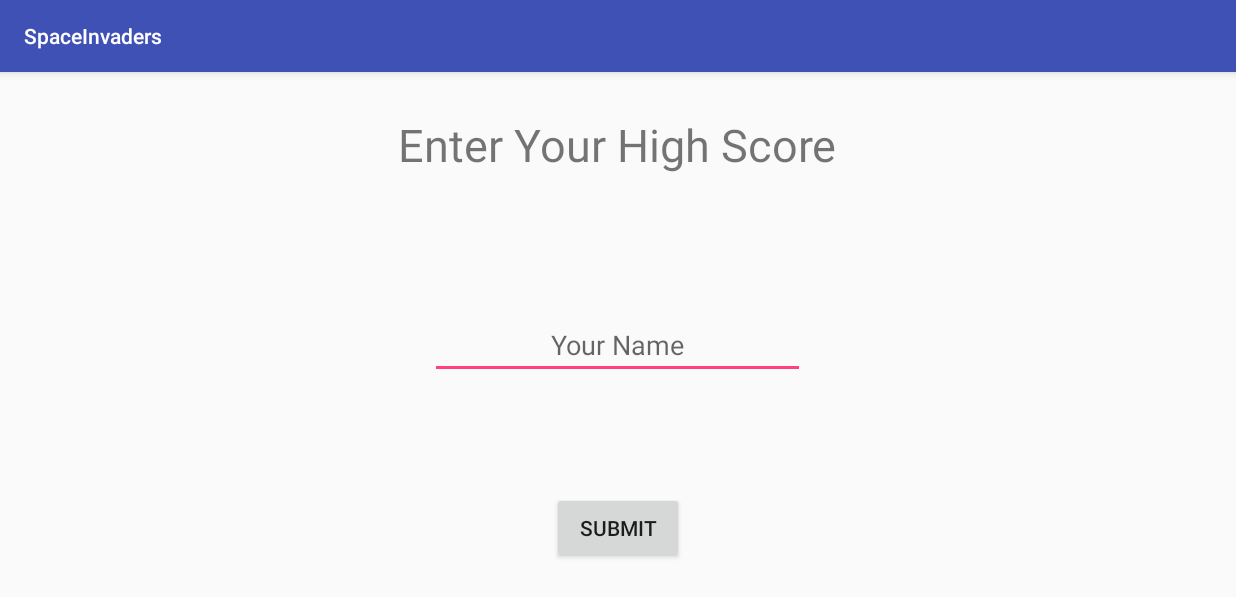
After one commit to ScottMcintire90/SpaceInvaders-Android, an Android app: the ScoreActivity screen opened directly, with no data from a screen before it, on a phone screen of 824 x 412 dp (held sideways). The commit adds this screen. Shown: the top 597 px of the screen. Run offline under Robolectric (Android 15) with nearby library versions, the phone set to English and light mode, and no system bars; our stand-ins replace ButterKnife; libraries missing offline, so code that uses them is left out: com.firebase.client; 2 statements that could not run were skipped.

Commit message:
add score to firebase

```diff
--- a/app/src/main/java/com/example/guest/spaceinvaders/MainActivity.java
+++ b/app/src/main/java/com/example/guest/spaceinvaders/MainActivity.java
@@ -11,8 +11,7 @@ import butterknife.ButterKnife;
 
 public class MainActivity extends AppCompatActivity implements View.OnClickListener {
 
-    @Bind(R.id.aboutButton)
-    Button mAboutButton;
+    @Bind(R.id.aboutButton) Button mAboutButton;
     @Bind(R.id.leaderBoardButton) Button mLeaderBoardButton;
     @Bind(R.id.newGameButton) Button mNewGameButton;
 
--- /dev/null
+++ b/app/src/main/java/com/example/guest/spaceinvaders/ScoreActivity.java
@@ -0,0 +1,53 @@
+package com.example.guest.spaceinvaders;
+
+import android.content.Intent;
+import android.support.annotation.NonNull;
+import android.support.v7.app.AppCompatActivity;
+import android.os.Bundle;
+import android.util.Log;
+import android.view.View;
+import android.widget.Button;
+import android.widget.EditText;
+import android.widget.Toast;
+
+import com.firebase.client.Firebase;
+
+
+import butterknife.Bind;
+import butterknife.ButterKnife;
+
+public class ScoreActivity extends AppCompatActivity implements View.OnClickListener {
+    private String score;
+    private String mUserName;
+    @Bind(R.id.scoreSubmit) Button mScoreSubmit;
+    @Bind(R.id.userName) EditText userName;
+    private Firebase ref;
+
+    @Override
+    protected void onCreate(Bundle savedInstanceState) {
+        super.onCreate(savedInstanceState);
+        setContentView(R.layout.activity_score);
+        Firebase.setAndroidContext(this);
+
+        ButterKnife.bind(this);
+
+        Intent intent = getIntent();
+        score = intent.getStringExtra("score");
+        ref = new Firebase("https://pokemon-spaceinvaders.firebaseio.com/");
+        Toast toast = Toast.makeText(this, "Your score was " + score, Toast.LENGTH_SHORT);
+        toast.show();
+
+        mScoreSubmit.setOnClickListener(this);
+    }
+
+    public void onClick(View v) {
+        if(v == mScoreSubmit) {
+            mUserName = userName.getText().toString();
+            Firebase scoreRef = ref.child("scores");
+            Score highScore = new Score(score, mUserName);
+            scoreRef.setValue(highScore);
+            Intent intent = new Intent(this, MainActivity.class);
+            startActivity(intent);
+         }
+    }
+}
--- /dev/null
+++ b/app/src/main/res/layout/activity_score.xml
@@ -0,0 +1,36 @@
+<?xml version="1.0" encoding="utf-8"?>
+<RelativeLayout xmlns:android="http://schemas.android.com/apk/res/android"
+    xmlns:tools="http://schemas.android.com/tools"
+    android:layout_width="match_parent"
+    android:layout_height="match_parent"
+    tools:context="com.example.guest.spaceinvaders.ScoreActivity">
+
+    <EditText
+        android:layout_width="wrap_content"
+        android:layout_height="wrap_content"
+        android:id="@+id/userName"
+        android:width="250dp"
+        android:hint="Your Name"
+        android:gravity="center"
+        android:layout_centerVertical="true"
+        android:layout_centerHorizontal="true" />
+
+    <TextView
+        android:layout_width="wrap_content"
+        android:layout_height="wrap_content"
+        android:text="Enter Your High Score"
+        android:id="@+id/textView"
+        android:layout_alignParentTop="true"
+        android:layout_centerHorizontal="true"
+        android:layout_marginTop="28dp"
+        android:textSize="30sp" />
+
+    <Button
+        android:layout_width="wrap_content"
+        android:layout_height="wrap_content"
+        android:text="Submit"
+        android:id="@+id/scoreSubmit"
+        android:layout_alignParentBottom="true"
+        android:layout_centerHorizontal="true"
+        android:layout_marginBottom="36dp" />
+</RelativeLayout>
--- a/build.gradle
+++ b/build.gradle
@@ -6,7 +6,7 @@ buildscript {
     }
     dependencies {
         classpath 'com.android.tools.build:gradle:2.1.0'
-//        classpath 'com.google.gms:google-services:3.0.0'
+        classpath 'com.google.gms:google-services:3.0.0'
 
         // NOTE: Do not place your application dependencies here; they belong
         // in the individual module build.gradle files
```
Also changed, not shown: app/build.gradle (+22 -1 lines), app/src/main/AndroidManifest.xml (+10 -7 lines), app/src/main/java/com/example/guest/spaceinvaders/Constants.java (added, +8 -0 lines), app/src/main/java/com/example/guest/spaceinvaders/LeaderboardActivity.java (added, +13 -0 lines), app/src/main/java/com/example/guest/spaceinvaders/Score.java (added, +22 -0 lines), app/src/main/java/com/example/guest/spaceinvaders/SpaceInvadersView.java (+23 -57 lines), app/src/main/res/layout/activity_leaderboard.xml (added, +12 -0 lines), app/src/main/res/layout/activity_main.xml (+14 -24 lines), 2 other files.
